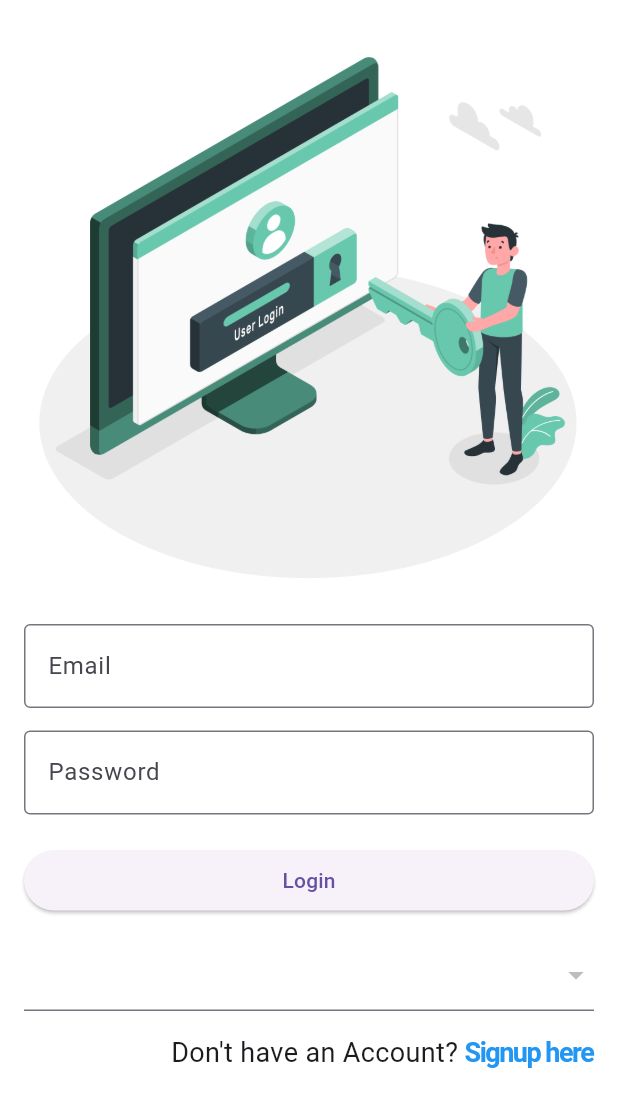
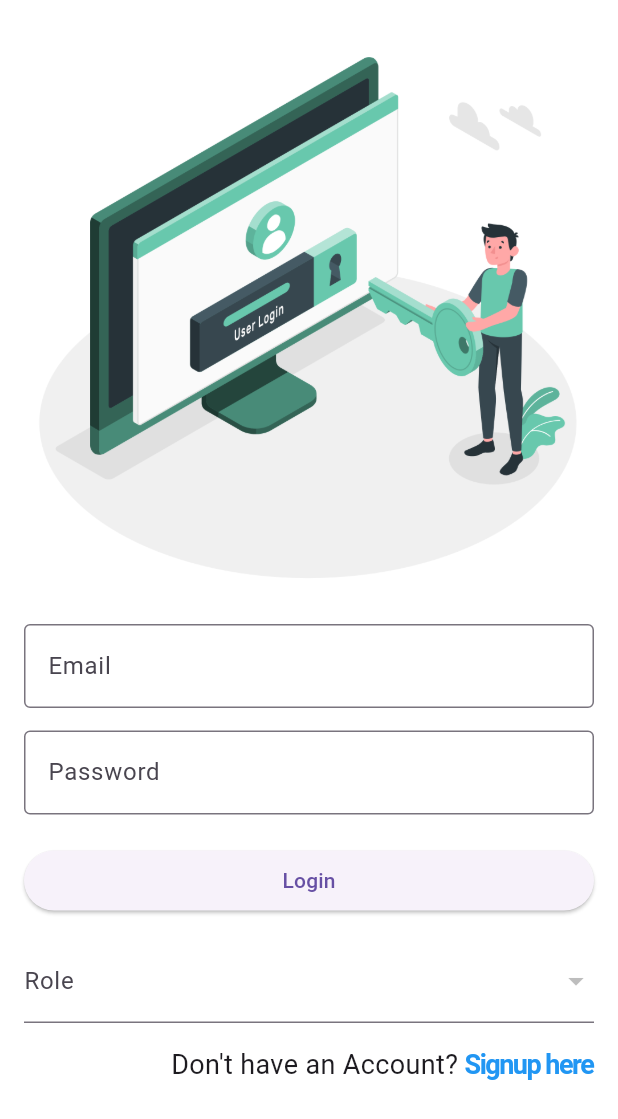
Before and after one commit to ShuaibuPassionateProgrammer/advanced_role_based_flutter_firebase, a Flutter app: the screen it shows after launch, on a phone screen of 412 x 824 dp. Shown: the top 1119 px of the screen. Run offline on Flutter 3.47's test engine with Material 3 defaults, Android fonts, the phone set to English and light mode, and no system bars; our stand-ins replace firebase_core; accounts and stored records are empty; generated files the repository leaves out were written again; statements that could not run were skipped.

Commit message:
Label Text is on it

```diff
--- a/lib/view/login_screen.dart
+++ b/lib/view/login_screen.dart
@@ -48,7 +48,9 @@ class _LoginScreenState extends State<LoginScreen> {
               ),
               const SizedBox(height: 15),
               DropdownButtonFormField(
-                decoration: InputDecoration(),
+                decoration: InputDecoration(
+                  labelText: "Role"
+                ),
               ),
               const SizedBox(height: 15),
               Row(
```
